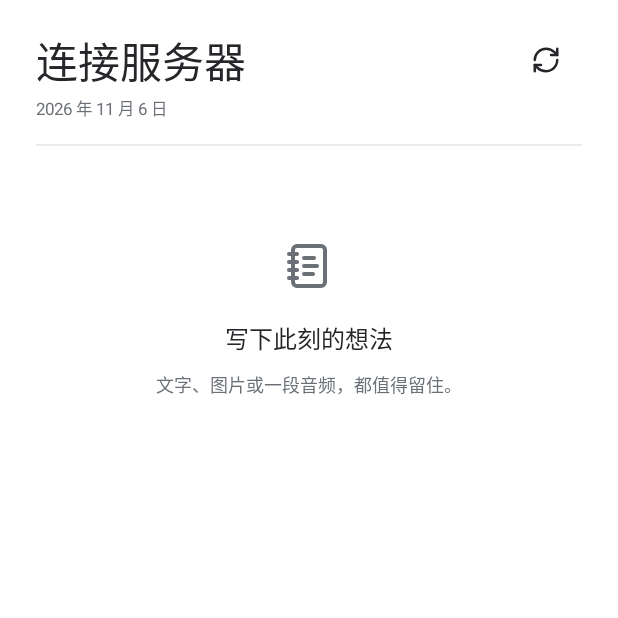
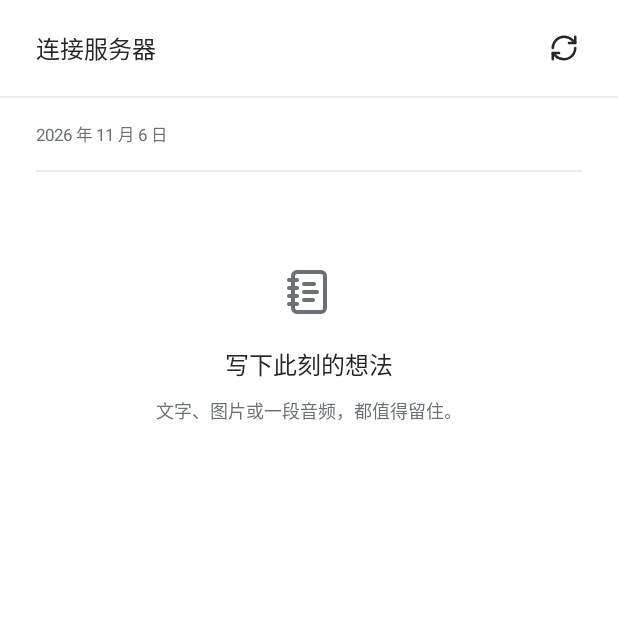
Before and after one commit to christolan/Memao, an Android app built with Jetpack Compose: the composable FeedPage shown on its own in the app's theme, on a phone screen of 412 x 824 dp, the top half of it. Run offline under Robolectric (Android 15) with nearby library versions, the phone set to English and light mode, and no system bars.

Commit message:
feat: consolidate page titles into fixed top bars

```diff
--- a/app/build.gradle.kts
+++ b/app/build.gradle.kts
@@ -14,8 +14,8 @@ android {
         applicationId = "com.xiaojiwei.memao"
         minSdk = 34
         targetSdk = 37
-        versionCode = 8
-        versionName = "0.1.7"
+        versionCode = 9
+        versionName = "0.1.8"
 
         testInstrumentationRunner = "androidx.test.runner.AndroidJUnitRunner"
     }
--- a/app/src/main/java/com/xiaojiwei/memao/ui/Components.kt
+++ b/app/src/main/java/com/xiaojiwei/memao/ui/Components.kt
@@ -23,6 +23,7 @@ import androidx.compose.ui.semantics.Role
 import androidx.compose.ui.semantics.contentDescription
 import androidx.compose.ui.semantics.semantics
 import androidx.compose.ui.text.input.VisualTransformation
+import androidx.compose.ui.text.style.TextOverflow
 import androidx.compose.ui.unit.dp
 import androidx.compose.ui.unit.sp
 import androidx.compose.ui.window.Dialog
@@ -69,13 +70,19 @@ fun MmField(value: String, onValueChange: (String) -> Unit, label: String, modif
 @Composable
 fun MmRule() { Box(Modifier.fillMaxWidth().height(1.dp).background(LocalMemaoColors.current.divider)) }
 
+// The active pane owns its fixed page bar; compact navigation joins that same row.
+val LocalOpenNavigationDrawer=compositionLocalOf<(() -> Unit)?> {null}
+
 @Composable
 fun MmTopBar(title: String, onBack: (() -> Unit)? = null, actions: @Composable RowScope.() -> Unit = {}) {
     val c=LocalMemaoColors.current
-    Column {
+    val openDrawer=LocalOpenNavigationDrawer.current
+    Column(Modifier.testTag("pageTopBar")) {
         Row(Modifier.fillMaxWidth().heightIn(min=64.dp).padding(horizontal=12.dp),verticalAlignment=Alignment.CenterVertically) {
-            if(onBack!=null)MmIconButton(MmIcon.BACK,"返回",onClick=onBack) else Spacer(Modifier.width(12.dp))
-            Text(title,Modifier.weight(1f),color=c.ink,style=MaterialTheme.typography.titleMedium)
+            if(openDrawer!=null)MmIconButton(MmIcon.MENU,"打开导航菜单",modifier=Modifier.testTag("drawerToggle"),onClick=openDrawer)
+            if(onBack!=null)MmIconButton(MmIcon.BACK,"返回",onClick=onBack)
+            else Spacer(Modifier.width(if(openDrawer==null)12.dp else 8.dp))
+            Text(title,Modifier.weight(1f).testTag("pageTitle"),color=c.ink,style=MaterialTheme.typography.titleMedium,maxLines=2,overflow=TextOverflow.Ellipsis)
             actions()
         }
         MmRule()
--- a/app/src/main/java/com/xiaojiwei/memao/ui/Detail.kt
+++ b/app/src/main/java/com/xiaojiwei/memao/ui/Detail.kt
@@ -34,7 +34,11 @@ fun DetailPane(vm:MemaoViewModel,audio:AudioState,onGallery:(List<MediaDisplay>,
         s.editor!=null -> EditorPage(vm,audio,onGallery)
         s.draftDetail!=null -> key(s.draftDetail.id) {DraftDetail(vm,s.draftDetail,audio,onGallery,single)}
         s.selected!=null -> key(s.selected.name) {MemoDetail(vm,s.selected,audio,onGallery,single)}
-        else -> MmEmpty("选择一条记录","在左侧打开笔记，或点击「＋」记录新的想法。")
+        else -> Column(Modifier.fillMaxSize()) {
+            // A pending detail request must retain compact navigation and back.
+            if(single)MmTopBar(s.page.title,vm::back)
+            MmEmpty("选择一条记录","在左侧打开笔记，或点击「＋」记录新的想法。",Modifier.weight(1f))
+        }
     }
 }
 
--- a/app/src/main/java/com/xiaojiwei/memao/ui/Feed.kt
+++ b/app/src/main/java/com/xiaojiwei/memao/ui/Feed.kt
@@ -35,19 +35,26 @@ fun visibilityIcon(value:String):MmIcon=when(value){"PUBLIC"->MmIcon.PUBLIC;"PRO
 
 @Composable
 fun FeedPage(vm:MemaoViewModel,audio:AudioState,onGallery:(List<MediaDisplay>,Int)->Unit,compact:Boolean) {
+    val s=vm.state
+    Column(Modifier.fillMaxSize()) {
+        MmTopBar(s.page.title) {
+            if(s.page!=UiPage.DRAFTS)MmIconButton(MmIcon.REFRESH,"刷新笔记",enabled=!s.loading,onClick=vm::refresh)
+        }
+        FeedList(vm,audio,onGallery,compact,Modifier.weight(1f))
+    }
+}
+
+@Composable
+private fun FeedList(vm:MemaoViewModel,audio:AudioState,onGallery:(List<MediaDisplay>,Int)->Unit,compact:Boolean,modifier:Modifier) {
     val s=vm.state;val c=LocalMemaoColors.current
     val scrollKey="feed:${s.page}:${s.keyword}:${s.tag}"
     key(s.accountId,scrollKey) {
         val initial=vm.scroll(scrollKey)
         val listState=rememberLazyListState(initial.first,initial.second)
         LaunchedEffect(listState) {snapshotFlow {listState.firstVisibleItemIndex to listState.firstVisibleItemScrollOffset}.distinctUntilChanged().collect {vm.saveScroll(scrollKey,it.first,it.second)}}
-        LazyColumn(Modifier.fillMaxSize(),state=listState,contentPadding=PaddingValues(horizontal=if(compact)20.dp else 24.dp,vertical=16.dp)) {
+        LazyColumn(modifier.fillMaxWidth(),state=listState,contentPadding=PaddingValues(horizontal=if(compact)20.dp else 24.dp,vertical=16.dp)) {
             item(key="header") {
                 Column {
-                    Row(Modifier.fillMaxWidth(),verticalAlignment=Alignment.CenterVertically) {
-                        Text(s.page.title,Modifier.weight(1f),color=c.ink,style=if(compact)MaterialTheme.typography.headlineSmall else MaterialTheme.typography.headlineLarge)
-                        if(s.page!=UiPage.DRAFTS)MmIconButton(MmIcon.REFRESH,"刷新笔记",enabled=!s.loading,onClick=vm::refresh)
-                    }
                     Text(if(s.page==UiPage.DRAFTS)"未发送内容只保存在这台设备" else if(s.page==UiPage.ARCHIVE)"已归档的记录" else LocalDate.now().format(DateTimeFormatter.ofPattern("yyyy 年 M 月 d 日")),color=c.secondary,style=MaterialTheme.typography.labelSmall)
                     Spacer(Modifier.height(16.dp))
                     if(s.page==UiPage.NOTES) {
```
Also changed, not shown: app/src/main/java/com/xiaojiwei/memao/ui/MemaoApp.kt (+15 -10 lines), 1 other file.
